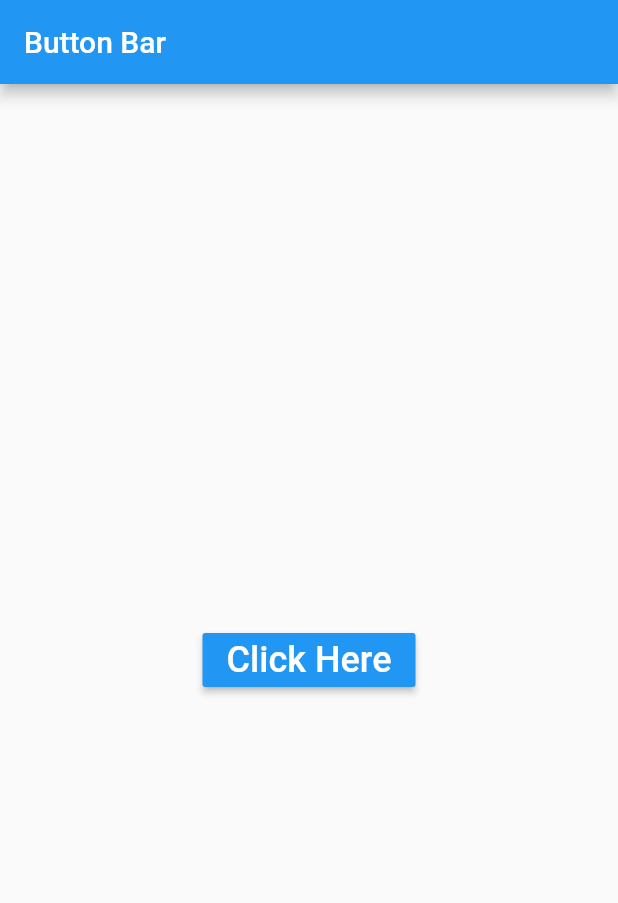
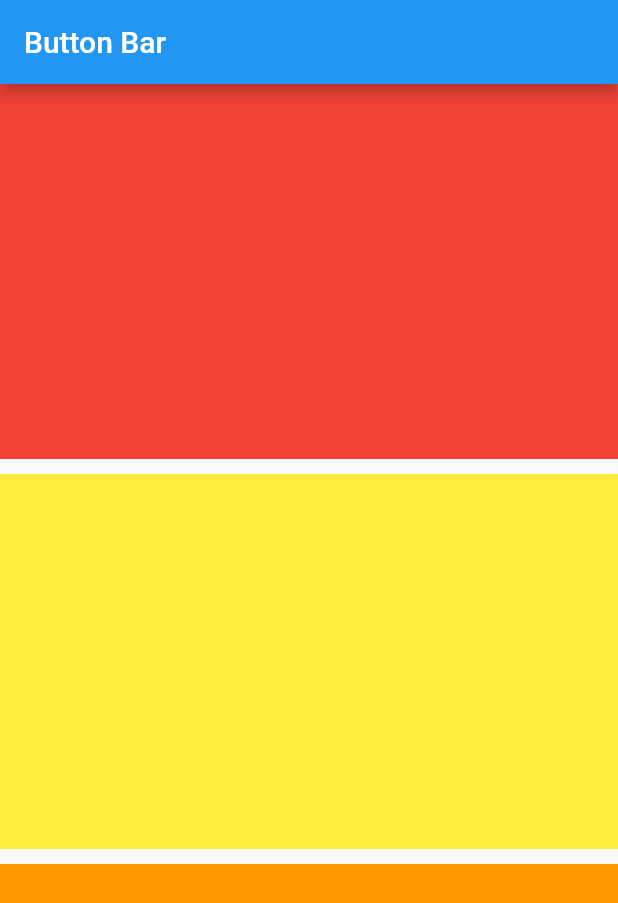
Before and after one commit to aathil-Mr-ITGuy/Teach-Flutter, a Flutter app: the screen it shows after launch, on a phone screen of 412 x 824 dp. Shown: the top 903 px of the screen. Run offline on Flutter 3.47's test engine with Material 2 defaults, Android fonts, the phone set to English and light mode, and no system bars.

Commit message:
Single Child Scroll View

```diff
--- a/lib/main.dart
+++ b/lib/main.dart
@@ -10,46 +10,42 @@ class MyApp extends StatefulWidget {
 }
 
 class _MyAppState extends State<MyApp> {
-  void showBottom() {
-    showModalBottomSheet(
-        context: context,
-        builder: (BuildContext context) {
-          return Container(
-            padding: EdgeInsets.all(10.0),
-            child: Row(
-              children: [
-                Text("Welcome to Flutter Tutorial"),
-                TextButton(
-                  onPressed: () {
-                    Navigator.pop(context);
-                  },
-                  child: Text(
-                    "OK",
-                    style: TextStyle(color: Colors.red, fontSize: 18),
-                  ),
-                )
-              ],
-            ),
-          );
-        });
-  }
-
   @override
   Widget build(BuildContext context) {
     return Scaffold(
-      appBar: AppBar(
-        title: Text("Button Bar"),
-      ),
-      body: Center(
-        child: RaisedButton(
-          child: Text(
-            "Click Here",
-            style: TextStyle(color: Colors.white, fontSize: 24),
+        appBar: AppBar(
+          title: Text("Button Bar"),
+        ),
+        body: SingleChildScrollView(
+          child: Column(
+            children: [
+              Container(
+                height: 250,
+                color: Colors.red,
+              ),
+              SizedBox(
+                height: 10.0,
+              ),
+              Container(
+                height: 250,
+                color: Colors.yellow,
+              ),
+              SizedBox(
+                height: 10.0,
+              ),
+              Container(
+                height: 250,
+                color: Colors.orange,
+              ),
+              SizedBox(
+                height: 10.0,
+              ),
+              Container(
+                height: 250,
+                color: Colors.yellowAccent,
+              )
+            ],
           ),
-          onPressed: showBottom,
-          color: Colors.blue,
-        ),
-      ),
-    );
+        ));
   }
 }
```
